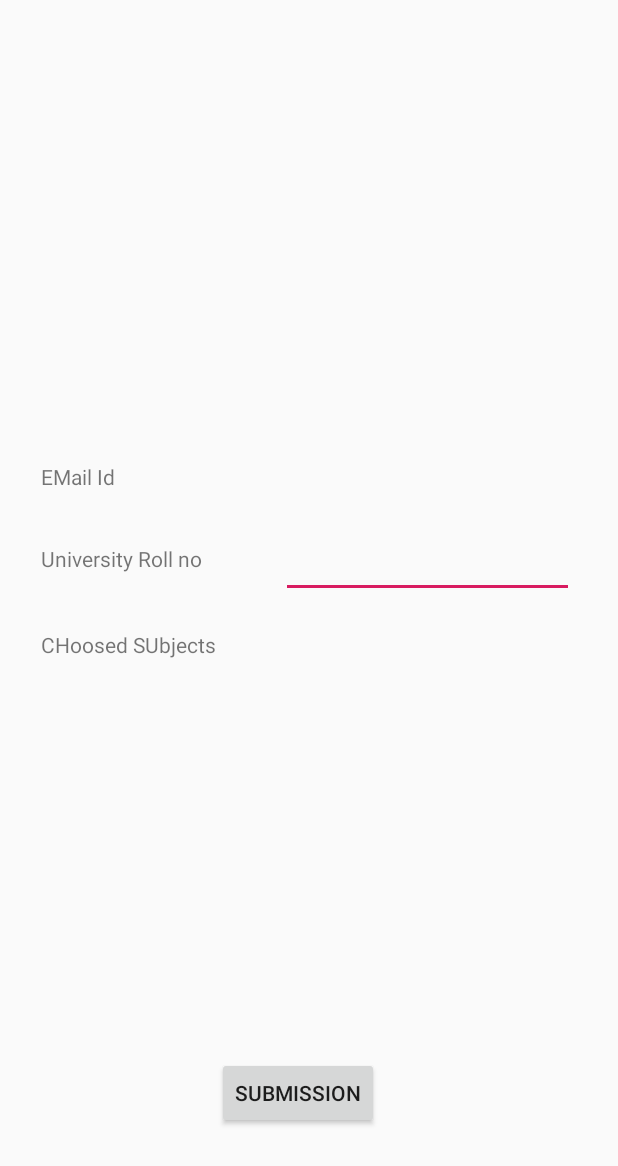
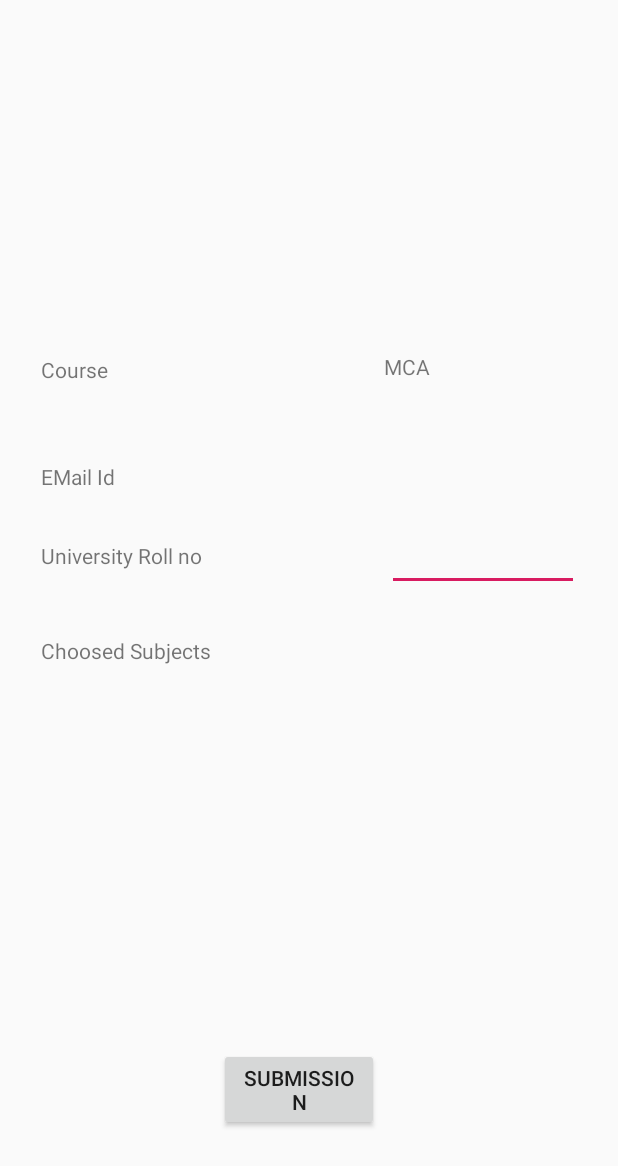
Before and after one commit to AshishChauhan31/Project, an Android app: the layout activity_submission.xml on its own in the app's theme, with its tools: preview values and no code run, on a phone screen of 412 x 824 dp. Shown: the top 1166 px of the screen. Run offline under Robolectric (Android 15) with nearby library versions, the phone set to English and light mode, and no system bars.

Commit message:
gmail code is done rightly.. and navigation drAwer values are being updated.

```diff
--- a/app/src/main/java/com/example/akhilesh/project/Submission.java
+++ b/app/src/main/java/com/example/akhilesh/project/Submission.java
@@ -34,9 +34,9 @@ public class Submission extends AppCompatActivity {
 
         sub = findViewById (R.id.tv_Subjects);
         email = findViewById (R.id.tv_Email);
+
         SharedPreferences preferences = PreferenceManager.getDefaultSharedPreferences(this);
         String value = preferences.getString("Useremail", "defaultValue");
-        System.out.println (value);
         email.setText (value);
 
         Intent intent = getIntent ();
@@ -59,6 +59,8 @@ public class Submission extends AppCompatActivity {
         private void sendMessage (String s1,String s2) {
             final String _1st = s1;
             final String _2nd = s2;
+            SharedPreferences preferences = PreferenceManager.getDefaultSharedPreferences(this);
+            final String value1 = preferences.getString("Useremail", "defaultValue");
             final ProgressDialog dialog = new ProgressDialog (Submission.this);
             dialog.setTitle ("Sending Email");
             dialog.setMessage ("Please wait");
@@ -67,11 +69,11 @@ public class Submission extends AppCompatActivity {
                 @Override
                 public void run() {
                     try {
-                        GMailSender sender = new GMailSender ("akhilesh.chauhan@auw.co.in", "Aksh@1234");
-                        sender.sendMail ("This is Subject",
-                                "This is subject choice 1 "+_1st+"\n"+"This is subject choice 2 "+_2nd,
+                        GMailSender sender = new GMailSender ("projectsubjectify@gmail.com", "Shivam123");
+                        sender.sendMail ("Subject Chosen by user " +value1,
+                                "This is subject choice 1 : "+_1st+"\n"+"This is subject choice 2 :"+_2nd,
                                 "Akhilesh",
-                                "Chauhan124ashish@gmail.com");
+                                "Chauhan124ashish@gmail.com,"+value1);
                         dialog.dismiss ();
                     } catch (Exception e) {
                         Log.e ("mylog", "Error: " + e.getMessage ());
--- a/app/src/main/res/layout/activity_submission.xml
+++ b/app/src/main/res/layout/activity_submission.xml
@@ -5,6 +5,30 @@
     android:layout_width="match_parent"
     android:layout_height="match_parent"
     tools:context=".Submission">
+
+    <TextView
+        android:id="@+id/Course_name"
+        android:layout_width="128dp"
+        android:layout_height="36dp"
+        android:layout_alignParentStart="true"
+        android:layout_alignParentEnd="true"
+        android:layout_alignParentBottom="true"
+        android:layout_marginStart="27dp"
+        android:layout_marginEnd="254dp"
+        android:layout_marginBottom="551dp"
+        android:text="Course" />
+
+    <TextView
+        android:id="@+id/Course"
+        android:layout_width="128dp"
+        android:layout_height="36dp"
+        android:layout_alignParentStart="true"
+        android:layout_alignParentEnd="true"
+        android:layout_alignParentBottom="true"
+        android:layout_marginStart="256dp"
+        android:layout_marginEnd="26dp"
+        android:layout_marginBottom="553dp"
+        android:text="MCA" />
 
     <TextView
         android:id="@+id/tvEmail"
@@ -20,19 +44,19 @@
 
     <TextView
         android:id="@+id/tv_Email"
-        android:layout_width="195dp"
-        android:layout_height="30dp"
+        android:layout_width="128dp"
+        android:layout_height="36dp"
         android:layout_alignParentEnd="true"
         android:layout_alignParentBottom="true"
-        android:layout_marginEnd="28dp"
-        android:layout_marginBottom="492dp"
+        android:layout_marginEnd="26dp"
+        android:layout_marginBottom="484dp"
         android:textAppearance="@style/TextAppearance.AppCompat"
         android:visibility="visible" />
 
     <TextView
         android:id="@+id/tvUniversity"
-        android:layout_width="134dp"
-        android:layout_height="34dp"
+        android:layout_width="128dp"
+        android:layout_height="36dp"
         android:layout_alignParentStart="true"
         android:layout_alignParentEnd="true"
         android:layout_alignParentBottom="true"
@@ -43,44 +67,46 @@
 
     <EditText
         android:id="@+id/etRoll"
-        android:layout_width="195dp"
-        android:layout_height="wrap_content"
+        android:layout_width="128dp"
+        android:layout_height="36dp"
         android:layout_alignParentEnd="true"
         android:layout_alignParentBottom="true"
-        android:layout_marginEnd="29dp"
-        android:layout_marginBottom="425dp"
+        android:layout_marginEnd="26dp"
+        android:layout_marginBottom="430dp"
         android:ems="10"
         android:inputType="number" />
 
     <TextView
         android:id="@+id/tv_chooose"
         android:layout_width="wrap_content"
-        android:layout_height="40dp"
+        android:layout_height="36dp"
         android:layout_alignParentStart="true"
         android:layout_alignParentEnd="true"
         android:layout_alignParentBottom="true"
         android:layout_marginStart="27dp"
-        android:layout_marginEnd="265dp"
+        android:layout_marginEnd="254dp"
         android:layout_marginBottom="364dp"
-        android:text="CHoosed SUbjects" />
+        android:text="Choosed Subjects" />
 
     <TextView
         android:id="@+id/tv_Subjects"
-        android:layout_width="168dp"
-        android:layout_height="85dp"
+        android:layout_width="123dp"
+        android:layout_height="82dp"
         android:layout_alignParentEnd="true"
         android:layout_alignParentBottom="true"
-        android:layout_marginEnd="49dp"
-        android:layout_marginBottom="316dp" />
+        android:layout_marginEnd="26dp"
+        android:layout_marginBottom="323dp" />
 
     <Button
         android:id="@+id/Submission"
         android:layout_width="wrap_content"
         android:layout_height="wrap_content"
+        android:layout_alignParentStart="true"
         android:layout_alignParentEnd="true"
         android:layout_alignParentBottom="true"
+        android:layout_marginStart="146dp"
         android:layout_marginEnd="159dp"
-        android:layout_marginBottom="71dp"
+        android:layout_marginBottom="70dp"
         android:text="Submission" />
 
 </RelativeLayout>
```
